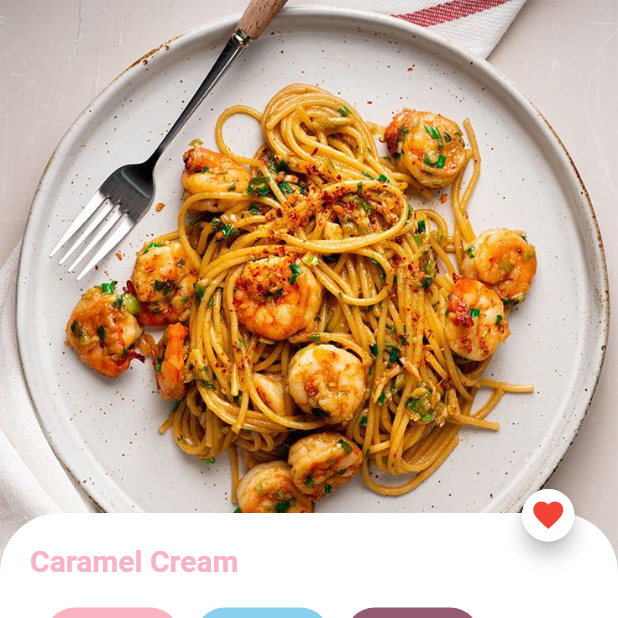
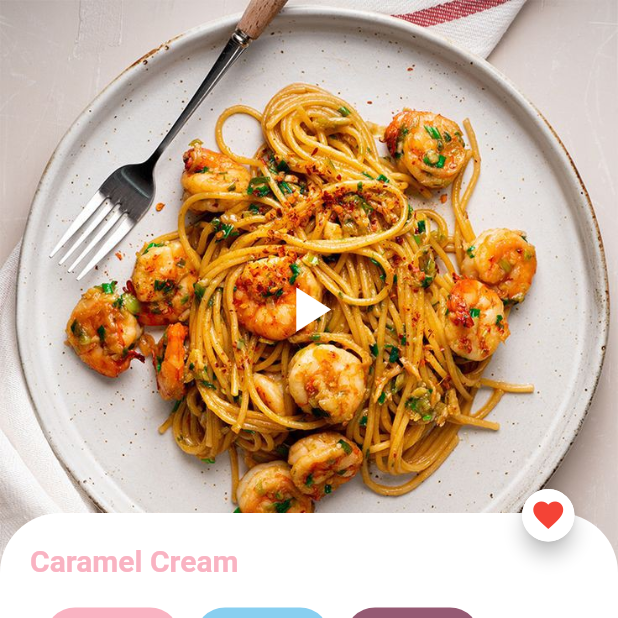
Before and after one commit to aishat-ajose/Recipe-App-UI, a Flutter app: the screen it shows after launch, after a tap on "PUMPKIN SOUP", on a phone screen of 412 x 824 dp, the top half of it. Run offline on Flutter 3.47's test engine with Material 2 defaults, Android fonts, the phone set to English and light mode, and no system bars; our stand-ins replace flutter_icons, flutter_swiper.

Commit message:
added pictures

```diff
--- a/lib/detailsPage.dart
+++ b/lib/detailsPage.dart
@@ -2,7 +2,7 @@ import 'package:flutter/material.dart';
 import 'package:flutter_icons/flutter_icons.dart';
 
 class DetailsPage extends StatelessWidget {
-  bool fav = true;
+  final bool fav = true;
   @override
   Widget build(BuildContext context) {
     return Scaffold(
@@ -10,6 +10,7 @@ class DetailsPage extends StatelessWidget {
         children: [
           Container(height: MediaQuery.of(context).size.height,),
           Container(
+            alignment: Alignment.center,
             height: MediaQuery.of(context).size.height/2,
             width: double.infinity,
             decoration: BoxDecoration(
@@ -17,6 +18,7 @@ class DetailsPage extends StatelessWidget {
                 image: AssetImage('assets/pic2.jpg'), fit: BoxFit.cover,
               ),
             ),
+            child: Icon(Icons.play_arrow, size: 50, color: Colors.white,)
           ),
           Positioned(
             top: MediaQuery.of(context).size.height/2 - 70,
@@ -98,7 +100,7 @@ class DetailsPage extends StatelessWidget {
   Widget steps(int number){
     return Container(
       padding: EdgeInsets.all(10),
-      child: Text('$number.  D/mali_winsys( 3857): EGLint new window surface (egl_winsys_display *, void *, EGLSurface, EGLConfig, egl winsys surface.'),
+      child: Text('$number.  The challenges in learning from data have led to a revolution in the statistical sciences.'),
     );
   }
 
--- a/lib/homepage.dart
+++ b/lib/homepage.dart
@@ -1,3 +1,5 @@
+import 'dart:math';
+
 import 'package:flutter/material.dart';
 import 'package:flutter_icons/flutter_icons.dart';
 import 'package:flutter_swiper/flutter_swiper.dart';
@@ -16,6 +18,7 @@ class _HomePageState extends State<HomePage> {
     'Drinks': Icon(MaterialIcons.local_bar)
   };
   List<String> options = ['df', 'ty', 'rt', 'tu','dk', 'py', 'lt', 'mu'];
+  List<String> images = ['assets/pic3.jpg','assets/pic4.jpg','assets/pic5.jpg','assets/pic6.jpg','assets/pic7.jpg','assets/pic8.jpg'];
   List<int> fav = [1,5,7,9];
   int _currentIndex = 0;
   String selected = 'Main';
@@ -101,6 +104,7 @@ class _HomePageState extends State<HomePage> {
               scrollDirection: Axis.horizontal,
               itemCount: 5,
               itemBuilder: (context, index){
+                int num = Random().nextInt(6);
                 return Column(
                   crossAxisAlignment: CrossAxisAlignment.center,
                   children: [
@@ -110,7 +114,7 @@ class _HomePageState extends State<HomePage> {
                       width: MediaQuery.of(context).size.width/3 + 15 ,
                       decoration: BoxDecoration(
                         image: DecorationImage(
-                          image: AssetImage('assets/pic1.jpg'), fit: BoxFit.cover,
+                          image: AssetImage(images[num]), fit: BoxFit.cover,
                         ),
                         borderRadius: BorderRadius.circular(15)
                       ),
--- a/lib/main.dart
+++ b/lib/main.dart
@@ -1,5 +1,4 @@
 import 'package:flutter/material.dart';
-import 'package:recipe/detailsPage.dart';
 import 'package:recipe/homepage.dart';
 
 void main() {
@@ -7,15 +6,12 @@ void main() {
 }
 
 class MyApp extends StatelessWidget {
-  // This widget is the root of your application.
   @override
   Widget build(BuildContext context) {
     return MaterialApp(
       title: 'Recipes',
       debugShowCheckedModeBanner: false,
-      home:
-      // DetailsPage()
-      HomePage(),
+      home: HomePage(),
     );
   }
 }
--- a/lib/widget.dart
+++ b/lib/widget.dart
@@ -18,7 +18,7 @@ Widget recipes(List<String> options, _currentIndex, context, bool fav){
             width: double.infinity,
             decoration: BoxDecoration(
               image: DecorationImage(
-                image: AssetImage('assets/pic2.jpg'), fit: BoxFit.cover,
+                image: AssetImage(fav ?'assets/pic6.jpg': "assets/pic4.jpg"), fit: BoxFit.cover,
               ),
               borderRadius: BorderRadius.circular(15)
             ),
--- a/pubspec.yaml
+++ b/pubspec.yaml
@@ -50,6 +50,12 @@ flutter:
   assets:
     - assets/pic1.jpg
     - assets/pic2.jpg
+    - assets/pic3.jpg
+    - assets/pic4.jpg
+    - assets/pic5.jpg
+    - assets/pic6.jpg
+    - assets/pic7.jpg
+    - assets/pic8.jpg
 
   #   - images/a_dot_ham.jpeg
 
```
Also changed, not shown: assets/pic3.jpg (added), assets/pic4.jpg (added), assets/pic5.jpg (added), assets/pic6.jpg (added), assets/pic7.jpg (added), assets/pic8.jpg (added), 6 other files.
